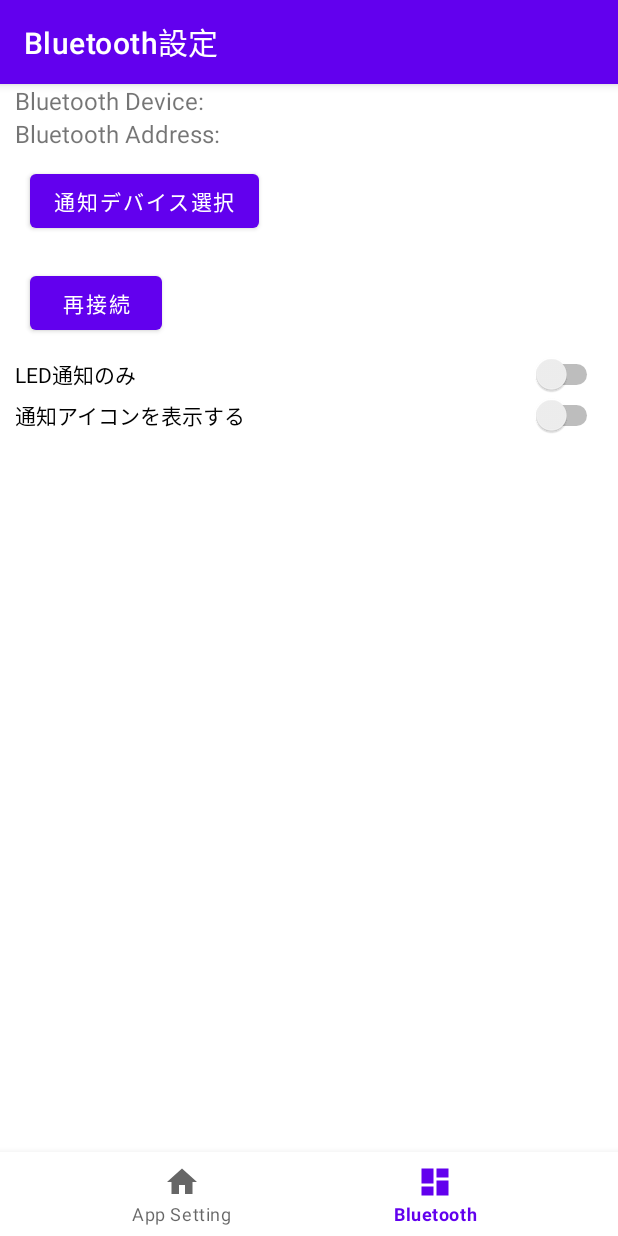
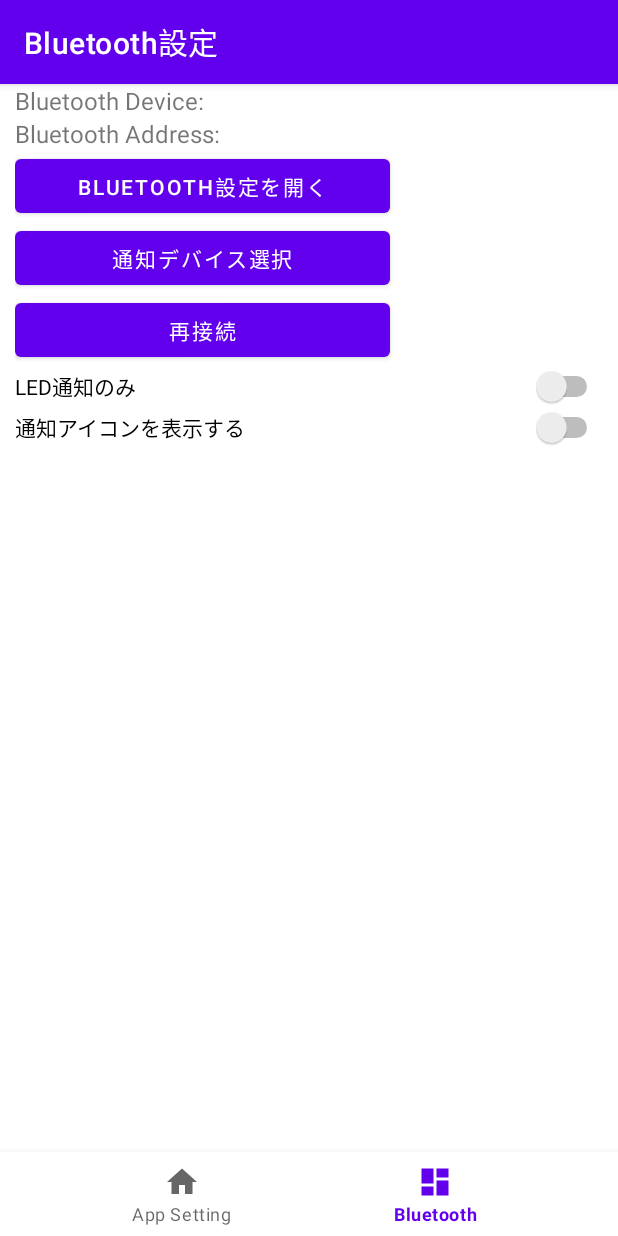
Before and after one commit to lp6m/AndroidM5StickNotify, an Android app: the DashboardFragment screen opened through its navigation route, on a phone screen of 412 x 824 dp. Run offline under Robolectric (Android 15) with nearby library versions, the phone set to English and light mode, and no system bars; our stand-ins replace navigation-ui.

Commit message:
update layout

```diff
--- a/android/app/src/main/res/layout/fragment_dashboard.xml
+++ b/android/app/src/main/res/layout/fragment_dashboard.xml
@@ -35,17 +35,24 @@
                 android:textSize="16sp" />
 
             <Button
+                android:id="@+id/open_bluetooth_menu"
+                android:layout_width="wrap_content"
+                android:layout_height="wrap_content"
+                android:width="250dp"
+                android:text="Bluetooth設定を開く" />
+
+            <Button
                 android:id="@+id/button_connect"
                 android:layout_width="wrap_content"
                 android:layout_height="wrap_content"
-                android:layout_margin="10sp"
+                android:width="250dp"
                 android:text="通知デバイス選択" />
 
             <Button
                 android:id="@+id/button_reconnect"
                 android:layout_width="wrap_content"
                 android:layout_height="wrap_content"
-                android:layout_margin="10sp"
+                android:width="250dp"
                 android:text="再接続" />
 
             <Switch
```
